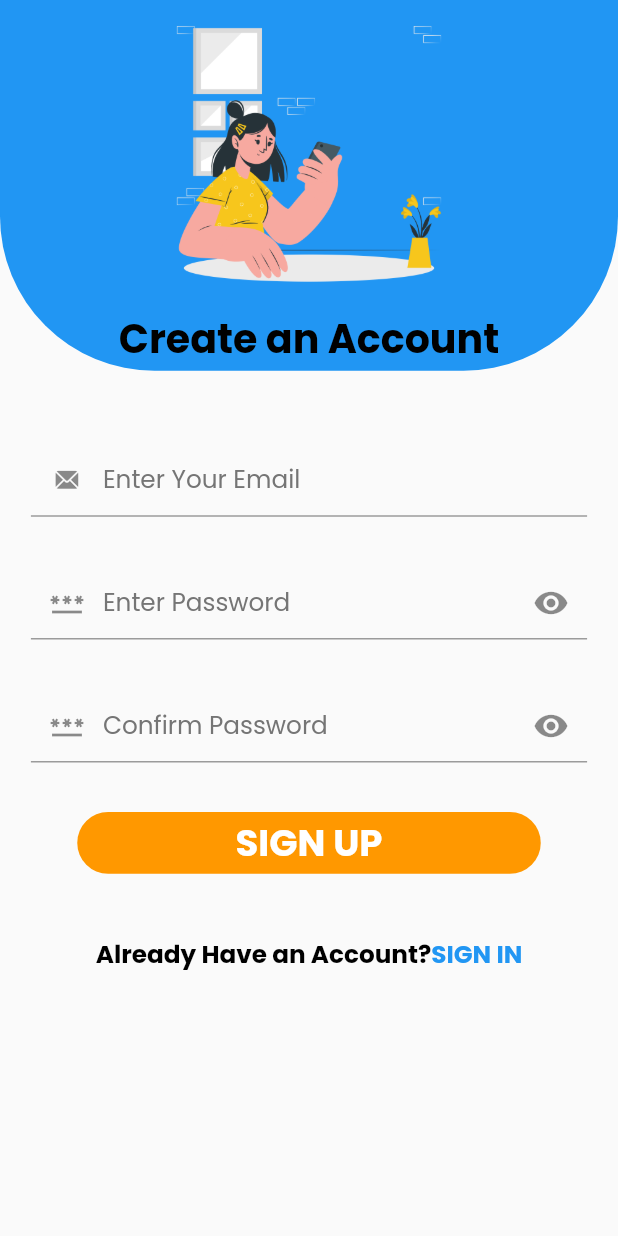
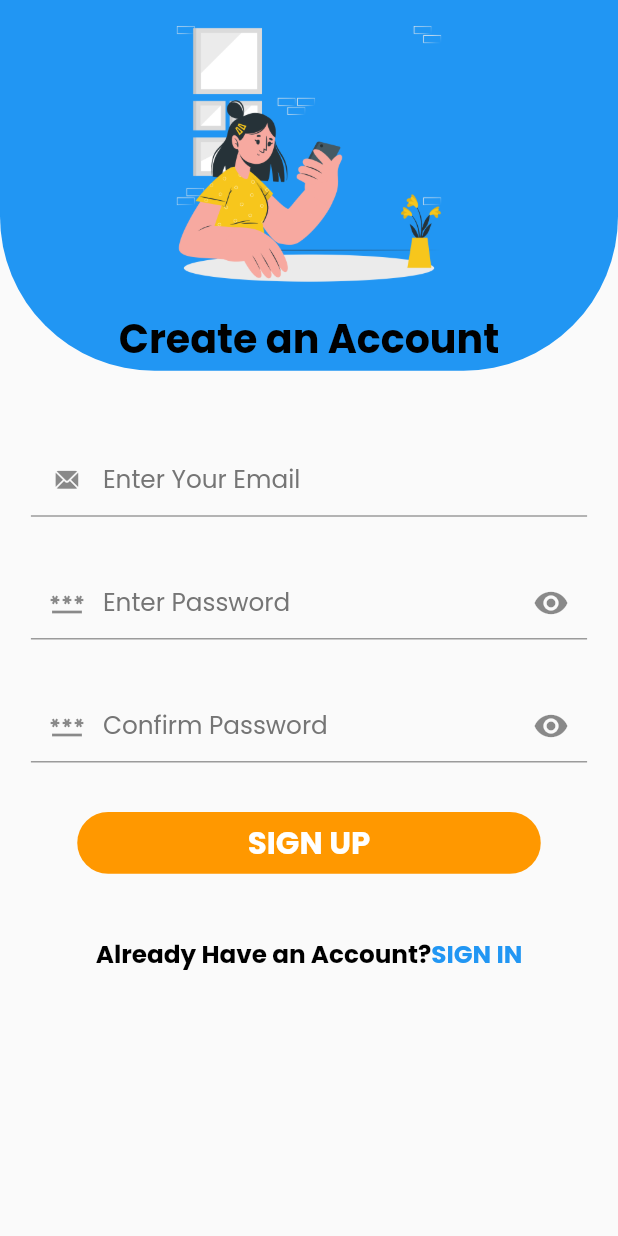
Before and after one commit to Pallavikemburu/LearnX-App, a Flutter app: the Signup screen opened by its route, on a phone screen of 412 x 824 dp. Run offline on Flutter 3.47's test engine with Material 2 defaults, Android fonts, the phone set to English and light mode, and no system bars; our stand-ins replace carousel_slider, firebase_auth, firebase_core, flutter_highlight, flutter_svg, google_fonts; missing offline and left inert: curved_progress_bar; accounts and stored records are empty; network calls fail.

Commit message:
2.5.4 pradeep

```diff
--- a/lib/LoginPage.dart
+++ b/lib/LoginPage.dart
@@ -240,7 +240,7 @@ Future<TextField> MyTextFeild( int height, TextEditingController contoller, bool
                                 ),
                                 GestureDetector(
                                   onTap: (){
-                                    Navigator.push(context, MaterialPageRoute(builder: (context)=>const Signup()));
+                                    Navigator.popAndPushNamed((context), "3");
                                   },
                                   child: Text(
                                     "SIGN UP",
--- a/lib/SignupPage.dart
+++ b/lib/SignupPage.dart
@@ -223,7 +223,7 @@ class _SignupState extends State<Signup>{
                                     textStyle: TextStyle(
                                       fontWeight: FontWeight.bold,
                                       color: Colors.white,
-                                      fontSize: hi*0.03,
+                                      fontSize: hi*0.025,
                                     )
                                 ),
                               ),
@@ -246,7 +246,7 @@ class _SignupState extends State<Signup>{
                             ),
                             GestureDetector(
                               onTap: (){
-                                Navigator.push(context, MaterialPageRoute(builder: (context)=>const Login()));
+                                Navigator.popAndPushNamed((context), "2");
                               },
                               child: Text(
                                 "SIGN IN",
--- a/lib/main.dart
+++ b/lib/main.dart
@@ -142,7 +142,7 @@ class _MyHomeState extends State<MyHome>{
 
               InkWell(
                 onTap: (){
-                  Navigator.popAndPushNamed((context), "2");
+                  Navigator.pushNamed((context), "2");
                 },
                 child: Container(
                   width: wi*0.8,
@@ -169,7 +169,7 @@ class _MyHomeState extends State<MyHome>{
               InkWell(
                 onTap: (){
 
-                  Navigator.popAndPushNamed((context), "3");
+                  Navigator.pushNamed((context), "3");
                 },
                 child: Container(
                   width: wi*0.8,
```
